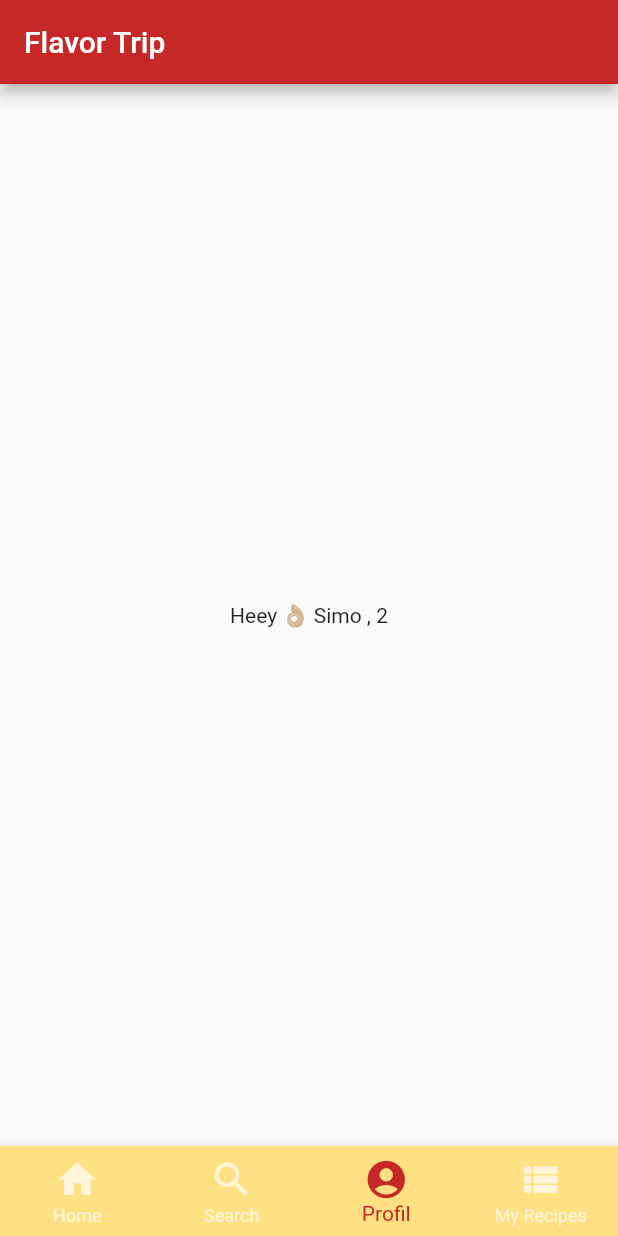
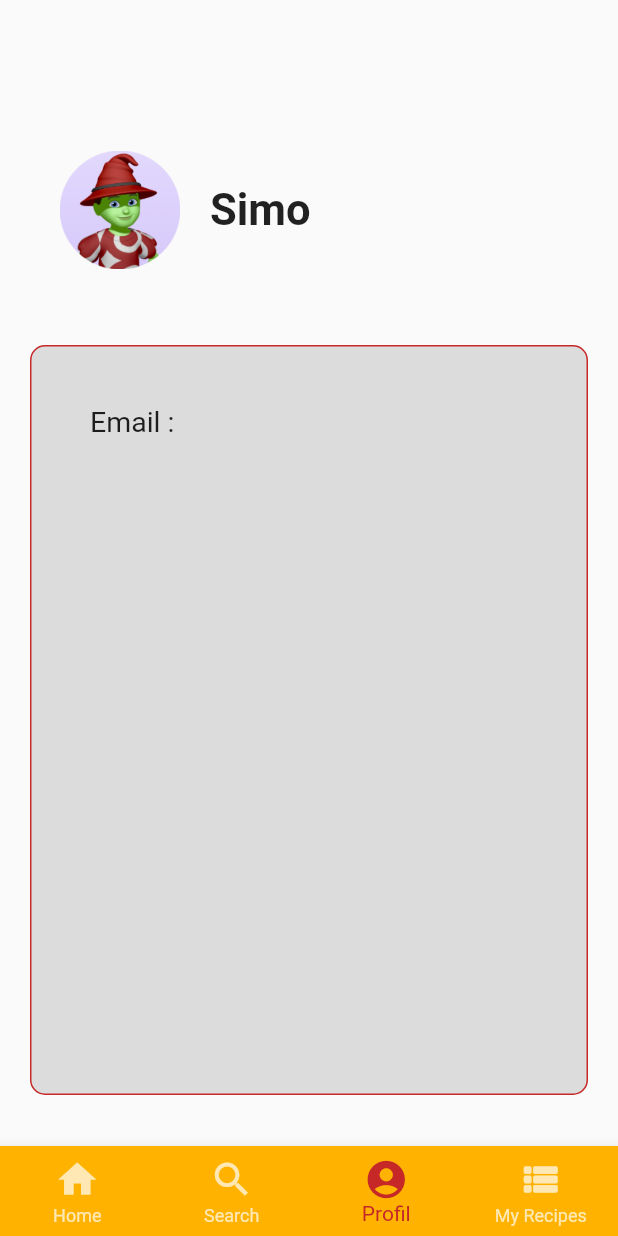
Before and after one commit to a3lachi/FlavorTrip, a Flutter app: the screen it shows after launch, item 3 of the bottom bar chosen, on a phone screen of 412 x 824 dp. Run offline on Flutter 3.47's test engine with Material 2 defaults, Android fonts, the phone set to English and light mode, and no system bars.

Commit message:
styling profil

```diff
--- a/lib/main.dart
+++ b/lib/main.dart
@@ -1,4 +1,8 @@
 import 'package:flutter/material.dart';
+import 'profil.dart';
+import 'home.dart';
+import 'search.dart';
+import 'my_recipes.dart';
 
 void main() {
   runApp(MyApp());
@@ -12,8 +16,8 @@ class MyApp extends StatefulWidget {
 }
 
 class _MyAppState extends State<MyApp> {
-  String tex = "Simo";
   int _currentIndex = 0;
+  final _topBarMargin = 60.0;
 
   void _onItemTapped(int index) {
     setState(() {
@@ -21,26 +25,47 @@ class _MyAppState extends State<MyApp> {
     });
   }
 
+  Widget _getMainView(int index) {
+    if (index == 0) {
+      return Home();
+    } else if (index == 1) {
+      return Search();
+    } else if (index == 2) {
+      return Profil();
+    } else if (index == 3) {
+      return MyRecipes();
+    }
+    return (const Text('Bug!'));
+  }
+
+  PreferredSizeWidget _getAppBar(int index) {
+    if (index == 0) {
+      return (AppBar(
+        toolbarHeight: 0,
+        shadowColor: Colors.white,
+        backgroundColor: Colors.white,
+      ));
+    } else if (index == 2) {
+      return (AppBar(
+        backgroundColor: Colors.red[800],
+        title: const Text('Profil'),
+      ));
+    }
+    return (AppBar(
+      backgroundColor: Colors.red[800],
+      title: const Text('Flavor Trip'),
+    ));
+  }
+
   @override
   Widget build(BuildContext context) {
     return MaterialApp(
         home: Scaffold(
-      appBar: AppBar(
-        backgroundColor: Colors.red[800],
-        title: const Text('Flavor Trip'),
-      ),
+      // appBar: _getAppBar(_currentIndex),
       body: Column(
         children: [
-          Expanded(
-            child: Row(
-              mainAxisAlignment: MainAxisAlignment.center,
-              children: [
-                Center(
-                    child: Container(
-                        child: Text('Heey 👌🏼 $tex , $_currentIndex'))),
-              ],
-            ),
-          ),
+          SizedBox(height: _topBarMargin, child: SizedBox.shrink()),
+          Container(child: _getMainView(_currentIndex)),
         ],
       ),
       bottomNavigationBar: BottomNavigationBar(
@@ -48,7 +73,7 @@ class _MyAppState extends State<MyApp> {
           selectedItemColor: Colors.red[800],
           unselectedItemColor: Colors.white70,
           currentIndex: _currentIndex,
-          backgroundColor: Colors.amber[200],
+          backgroundColor: Colors.amber[600],
           onTap: _onItemTapped,
           items: const <BottomNavigationBarItem>[
             BottomNavigationBarItem(
--- /dev/null
+++ b/lib/profil.dart
@@ -0,0 +1,57 @@
+import 'package:flutter/material.dart';
+
+class Profil extends StatefulWidget {
+  @override
+  State<Profil> createState() => _ProfilState();
+}
+
+class _ProfilState extends State<Profil> {
+  @override
+  Widget build(BuildContext context) {
+    return Center(
+      child: Column(
+        children: [
+          Container(
+              margin: const EdgeInsets.only(top: 30.0),
+              height: 100,
+              child: Container(
+                  // color: Colors.green[600],
+                  width: MediaQuery.of(context).size.width,
+                  child: Container(
+                      padding: const EdgeInsets.only(left: 40.0),
+                      child: Row(
+                        children: [
+                          Container(
+                              margin: const EdgeInsets.only(right: 20.0),
+                              width: 80,
+                              child: Image.asset('assets/images/prfl.png')),
+                          const Text('Simo',
+                              style: TextStyle(
+                                  fontWeight: FontWeight.bold, fontSize: 29)),
+                        ],
+                      )))),
+          Container(
+            margin: const EdgeInsets.only(top: 40.0),
+            child: DecoratedBox(
+                decoration: BoxDecoration(
+                  color: Colors.black12,
+                  border: Border.all(
+                    color: Colors.red.shade800,
+                    width: 1,
+                  ),
+                  borderRadius: BorderRadius.all(Radius.circular(10.0)),
+                ),
+                child: Container(
+                    padding: const EdgeInsets.all(40.0),
+                    height: 500,
+                    width: MediaQuery.of(context).size.width - 40,
+                    child: Container(
+                      child: const Text('Email : ',
+                          style: TextStyle(fontSize: 19)),
+                    ))),
+          )
+        ],
+      ),
+    );
+  }
+}
```
Also changed, not shown: lib/home.dart (added, +19 -0 lines), lib/my_recipes.dart (added, +19 -0 lines), lib/search.dart (added, +19 -0 lines), assets/images/prfl.png (added).
